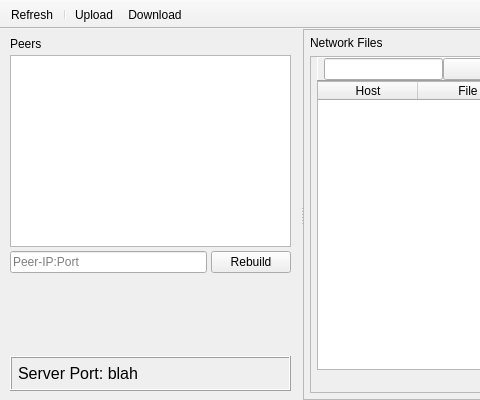
Above: UI/ui_mainwindow.ui from christinadan/py2py before the change; both pictures show x 0 to 480 and y 0 to 400 of the 770 by 400 pixel window. Below: the same form after it.
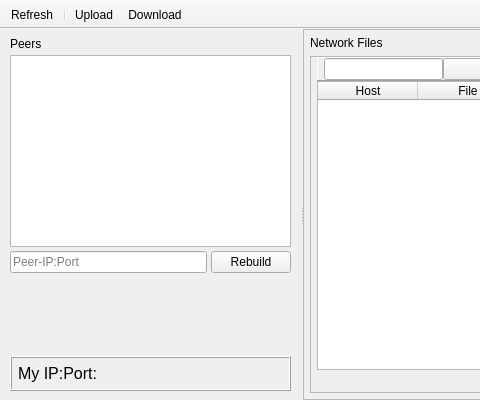
That is the form after the change. Icons and pictures are not drawn.

Commit message: UI now shows your IP:Port in box

Patch:
```diff
--- a/UI/ui_mainwindow.ui
+++ b/UI/ui_mainwindow.ui
@@ -147,7 +147,7 @@
               </font>
              </property>
              <property name="text">
-              <string>Server Port: blah</string>
+              <string>My IP:Port:</string>
              </property>
             </widget>
            </item>
```
The commit also changes 1 other file.
